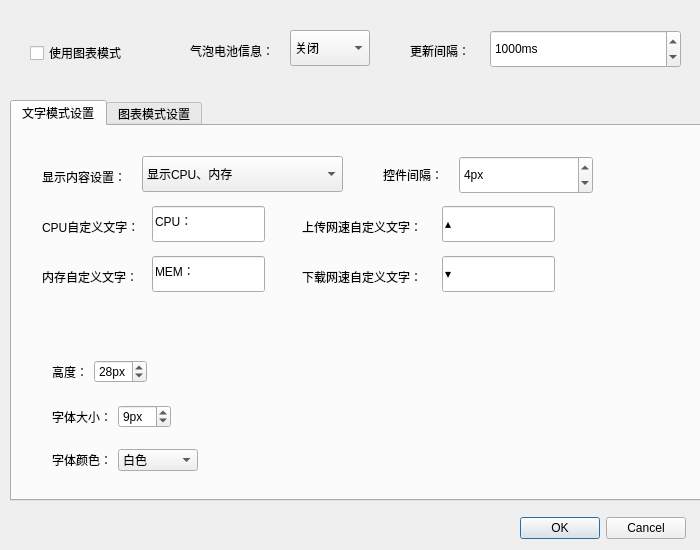
Before: the Qt Designer form pluginsettingdialog.ui in q77190858/dde-sys-monitor-plugin, drawn with Qt 5.
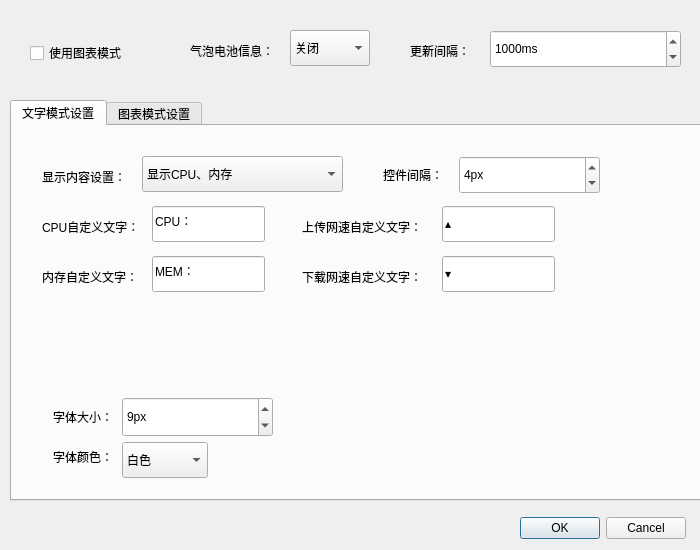
After: the same form once the commit is applied.

What changed in the file:
```diff
--- a/pluginsettingdialog.ui
+++ b/pluginsettingdialog.ui
@@ -63,189 +63,12 @@
     <attribute name="title">
      <string>文字模式设置</string>
     </attribute>
-    <widget class="QWidget" name="layoutWidget">
-     <property name="geometry">
-      <rect>
-       <x>40</x>
-       <y>315</y>
-       <width>175</width>
-       <height>38</height>
-      </rect>
-     </property>
-     <layout class="QHBoxLayout" name="horizontalLayout_3">
-      <item>
-       <widget class="QLabel" name="label_3">
-        <property name="text">
-         <string>字体颜色：</string>
-        </property>
-       </widget>
-      </item>
-      <item>
-       <widget class="QComboBox" name="fontColorComboBox">
-        <property name="minimumSize">
-         <size>
-          <width>80</width>
-          <height>0</height>
-         </size>
-        </property>
-        <property name="currentText">
-         <string>白色</string>
-        </property>
-        <property name="currentIndex">
-         <number>0</number>
-        </property>
-        <item>
-         <property name="text">
-          <string>白色</string>
-         </property>
-        </item>
-        <item>
-         <property name="text">
-          <string>黑色</string>
-         </property>
-        </item>
-        <item>
-         <property name="text">
-          <string>跟随系统</string>
-         </property>
-        </item>
-       </widget>
-      </item>
-      <item>
-       <spacer name="horizontalSpacer_3">
-        <property name="orientation">
-         <enum>Qt::Horizontal</enum>
-        </property>
-        <property name="sizeHint" stdset="0">
-         <size>
-          <width>13</width>
-          <height>35</height>
-         </size>
-        </property>
-       </spacer>
-      </item>
-     </layout>
-    </widget>
-    <widget class="QWidget" name="layoutWidget">
-     <property name="geometry">
-      <rect>
-       <x>40</x>
-       <y>225</y>
-       <width>228</width>
-       <height>42</height>
-      </rect>
-     </property>
-     <layout class="QHBoxLayout" name="horizontalLayout">
-      <property name="sizeConstraint">
-       <enum>QLayout::SetMinimumSize</enum>
-      </property>
-      <item>
-       <widget class="QLabel" name="label">
-        <property name="text">
-         <string>高度：</string>
-        </property>
-       </widget>
-      </item>
-      <item>
-       <widget class="QSpinBox" name="heightSpinBox">
-        <property name="buttonSymbols">
-         <enum>QAbstractSpinBox::UpDownArrows</enum>
-        </property>
-        <property name="suffix">
-         <string>px</string>
-        </property>
-        <property name="minimum">
-         <number>10</number>
-        </property>
-        <property name="maximum">
-         <number>50</number>
-        </property>
-        <property name="singleStep">
-         <number>1</number>
-        </property>
-        <property name="value">
-         <number>28</number>
-        </property>
-       </widget>
-      </item>
-      <item>
-       <spacer name="horizontalSpacer">
-        <property name="orientation">
-         <enum>Qt::Horizontal</enum>
-        </property>
-        <property name="sizeHint" stdset="0">
-         <size>
-          <width>40</width>
-          <height>20</height>
-         </size>
-        </property>
-       </spacer>
-      </item>
-     </layout>
-    </widget>
-    <widget class="QWidget" name="layoutWidget">
-     <property name="geometry">
-      <rect>
-       <x>40</x>
-       <y>270</y>
-       <width>256</width>
-       <height>42</height>
-      </rect>
-     </property>
-     <layout class="QHBoxLayout" name="horizontalLayout_2">
-      <property name="sizeConstraint">
-       <enum>QLayout::SetMinimumSize</enum>
-      </property>
-      <item>
-       <widget class="QLabel" name="label_2">
-        <property name="text">
-         <string>字体大小：</string>
-        </property>
-       </widget>
-      </item>
-      <item>
-       <widget class="QSpinBox" name="fontSizeSpinBox">
-        <property name="buttonSymbols">
-         <enum>QAbstractSpinBox::UpDownArrows</enum>
-        </property>
-        <property name="suffix">
-         <string>px</string>
-        </property>
-        <property name="minimum">
-         <number>5</number>
-        </property>
-        <property name="maximum">
-         <number>20</number>
-        </property>
-        <property name="singleStep">
-         <number>1</number>
-        </property>
-        <property name="value">
-         <number>9</number>
-        </property>
-       </widget>
-      </item>
-      <item>
-       <spacer name="horizontalSpacer_2">
-        <property name="orientation">
-         <enum>Qt::Horizontal</enum>
-        </property>
-        <property name="sizeHint" stdset="0">
-         <size>
-          <width>40</width>
-          <height>20</height>
-         </size>
-        </property>
-       </spacer>
-      </item>
-     </layout>
-    </widget>
     <widget class="QSpinBox" name="wordSpacingSpinBox">
      <property name="geometry">
       <rect>
        <x>447</x>
        <y>30</y>
-       <width>134</width>
+       <width>141</width>
        <height>38</height>
       </rect>
      </property>
@@ -435,6 +258,97 @@
       <number>50</number>
      </property>
     </widget>
+    <widget class="QLabel" name="label_3">
+     <property name="geometry">
+      <rect>
+       <x>41</x>
+       <y>320</y>
+       <width>70</width>
+       <height>22</height>
+      </rect>
+     </property>
+     <property name="text">
+      <string>字体颜色：</string>
+     </property>
+    </widget>
+    <widget class="QComboBox" name="fontColorComboBox">
+     <property name="geometry">
+      <rect>
+       <x>110</x>
+       <y>316</y>
+       <width>86</width>
+       <height>36</height>
+      </rect>
+     </property>
+     <property name="minimumSize">
+      <size>
+       <width>80</width>
+       <height>0</height>
+      </size>
+     </property>
+     <property name="currentText">
+      <string>白色</string>
+     </property>
+     <property name="currentIndex">
+      <number>0</number>
+     </property>
+     <item>
+      <property name="text">
+       <string>白色</string>
+      </property>
+     </item>
+     <item>
+      <property name="text">
+       <string>黑色</string>
+      </property>
+     </item>
+     <item>
+      <property name="text">
+       <string>跟随系统</string>
+      </property>
+     </item>
+    </widget>
+    <widget class="QLabel" name="label_2">
+     <property name="geometry">
+      <rect>
+       <x>41</x>
+       <y>280</y>
+       <width>70</width>
+       <height>22</height>
+      </rect>
+     </property>
+     <property name="text">
+      <string>字体大小：</string>
+     </property>
+    </widget>
+    <widget class="QSpinBox" name="fontSizeSpinBox">
+     <property name="geometry">
+      <rect>
+       <x>110</x>
+       <y>271</y>
+       <width>151</width>
+       <height>40</height>
+      </rect>
+     </property>
+     <property name="buttonSymbols">
+      <enum>QAbstractSpinBox::UpDownArrows</enum>
+     </property>
+     <property name="suffix">
+      <string>px</string>
+     </property>
+     <property name="minimum">
+      <number>5</number>
+     </property>
+     <property name="maximum">
+      <number>20</number>
+     </property>
+     <property name="singleStep">
+      <number>1</number>
+     </property>
+     <property name="value">
+      <number>9</number>
+     </property>
+    </widget>
    </widget>
    <widget class="QWidget" name="tab_chartModeSettings">
     <attribute name="title">
```
Left out of the diff: 12 changed lines with no effect on the pictures.
